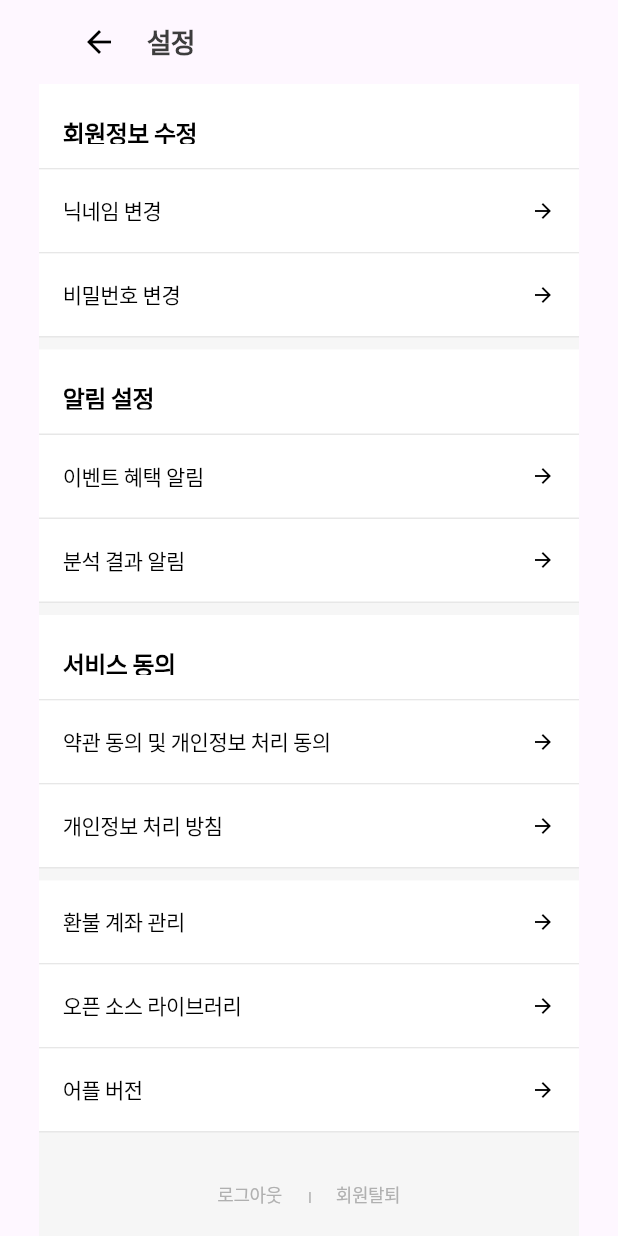
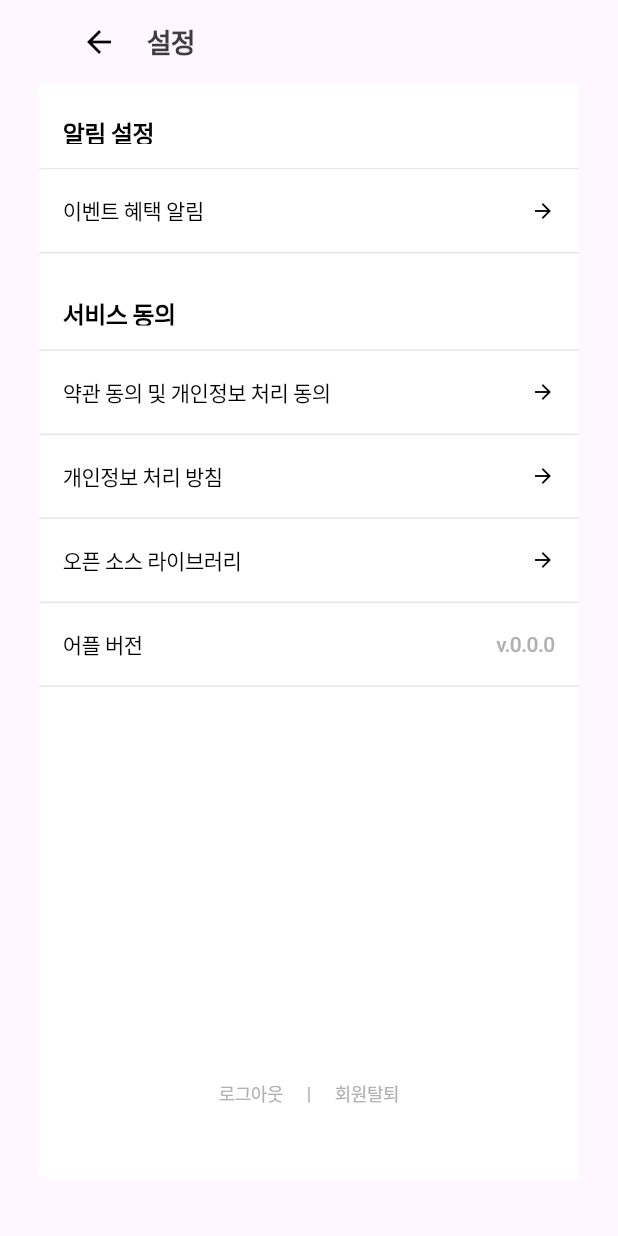
Before and after one commit to hdachan/kids_modir, a Flutter app: the Setting screen opened directly, on a phone screen of 412 x 824 dp. Run offline on Flutter 3.47's test engine with Material 3 defaults, Android fonts, the phone set to English and light mode, and no system bars; our stand-ins replace cloud_firestore, firebase_auth, firebase_core, firebase_storage, image_picker; missing offline and left inert: bootpay, dart:html; accounts and stored records are empty; Roboto replaces fonts that are missing (Pretendard); project files that could hold a hidden picture were left out.

Commit message:
20241127 황대찬 설정화면 완성

```diff
--- a/lib/setting.dart
+++ b/lib/setting.dart
@@ -1,5 +1,8 @@
 import 'package:flutter/material.dart';
+import 'package:flutter/material.dart';
+import 'package:firebase_auth/firebase_auth.dart';
 
+import 'Login.dart';
 
 void main() {
   runApp(MaterialApp(
@@ -22,41 +25,57 @@ class _SettingState extends State<Setting> {
         child: Center(
           child: Container(
             width: 360,
-            color:Color(0xFFF6F6F6),
+            color:Colors.white,
             child: Column(
               children: [
-                memberInfoEditWidget('회원정보 수정'),
-                memberInfoEditWidget2('닉네임 변경', () {}),
-                memberInfoEditWidget2('비밀번호 변경', () {}),
-                SizedBox(height: 8),
                 memberInfoEditWidget('알림 설정'),
                 memberInfoEditWidget2('이벤트 혜택 알림', () {}),
-                memberInfoEditWidget2('분석 결과 알림', () {}),
                 SizedBox(height: 8),
                 memberInfoEditWidget('서비스 동의'),
                 memberInfoEditWidget2('약관 동의 및 개인정보 처리 동의', () {}),
                 memberInfoEditWidget2('개인정보 처리 방침', () {}),
-                SizedBox(height: 8),
-                memberInfoEditWidget2('환불 계좌 관리', () {}),
                 memberInfoEditWidget2('오픈 소스 라이브러리', () {}),
-                memberInfoEditWidget2('어플 버전', () {}),
-                Container(
+                memberInfoEditWidget3('어플 버전', () {}),
+                SizedBox(height: 230),
+
+                logoutAndWithdrawalWidget(context, () {
+                  // 회원탈퇴 기능을 추가하세요.
+                }),
+
+
+              ],
+            ),
+          ),
+        ),
+      ),
+    );
+  }
+
+
+}
+
+
+//로그아웃,회원탈퇴
+Widget logoutAndWithdrawalWidget(BuildContext context, VoidCallback onWithdrawalTap) {
+  return Container(
     width: 360,
     height: 98,
-                  padding: EdgeInsets.only(top: 32,left: 16,right: 16,bottom: 48),
+    padding: EdgeInsets.only(top: 32, left: 16, right: 16, bottom: 48),
     child: Row(
       children: [
-                      Container(
-                        width: 146,
-                        height: 18,
+        Expanded(
           child: InkWell(
-                          onTap: () {
-                            // 여기에 로그아웃 기능을 추가하세요.
+            onTap: () async {
+              // Firebase Auth 로그아웃
+              await FirebaseAuth.instance.signOut();
+
+              // 로그인 화면으로 이동
+              Navigator.pushReplacement(
+                context,
+                MaterialPageRoute(builder: (context) => Login()), // Login 화면으로 이동
+              );
             },
-                          child: Row(
-                            mainAxisAlignment: MainAxisAlignment.end, // 오른쪽 정렬
-                            children: [
-                              Text(
+            child: Text(
               '로그아웃',
               textAlign: TextAlign.right,
               style: TextStyle(
@@ -68,17 +87,9 @@ class _SettingState extends State<Setting> {
                 letterSpacing: -0.30,
               ),
             ),
-                            ],
-                          ),
           ),
         ),
         SizedBox(width: 16),
-                      Container(
-                        width: 4,
-                        height: 12,
-                        child: Row(
-                          mainAxisAlignment: MainAxisAlignment.end, // 오른쪽 정렬
-                          children: [
         Text(
           '|',
           textAlign: TextAlign.right,
@@ -91,22 +102,13 @@ class _SettingState extends State<Setting> {
             letterSpacing: -0.30,
           ),
         ),
-                          ],
-                        ),
-                      ),
         SizedBox(width: 16),
-                      Container(
-                        width: 146,
-                        height: 18,
+        Expanded(
           child: InkWell(
-                          onTap: () {
-                          },
-                          child: Row(
-                            mainAxisAlignment: MainAxisAlignment.start, // 오른쪽 정렬
-                            children: [
-                              Text(
+            onTap: onWithdrawalTap,
+            child: Text(
               '회원탈퇴',
-                                textAlign: TextAlign.right,
+              textAlign: TextAlign.left,
               style: TextStyle(
                 color: Color(0xFFB0B0B0),
                 fontSize: 12,
@@ -116,21 +118,15 @@ class _SettingState extends State<Setting> {
                 letterSpacing: -0.30,
               ),
             ),
-                            ],
-                          ),
           ),
         ),
       ],
     ),
-                )
-              ],
-            ),
-          ),
-        ),
-      ),
   );
 }
 
+
+// 설정 타이틀
 Widget memberInfoEditWidget(String text) {
   return Container(
     width: 360,
@@ -156,6 +152,7 @@ class _SettingState extends State<Setting> {
   );
 }
 
+// 설정 부 타이틀
 Widget memberInfoEditWidget2(String text, VoidCallback onTap) {
   return InkWell(
     onTap: onTap,
@@ -202,7 +199,61 @@ class _SettingState extends State<Setting> {
     ),
   );
 }
+
+// 설정 어플 버전
+Widget memberInfoEditWidget3(String text, VoidCallback onTap) {
+  return InkWell(
+    onTap: onTap,
+    child: Container(
+      width: 360,
+      height: 56,
+      padding: EdgeInsets.only(
+        top: 12,
+        bottom: 12,
+        left: 16,
+        right: 16,
+      ),
+      decoration: BoxDecoration(
+        color: Colors.white, // 배경색 추가
+        border: Border(
+          bottom: BorderSide(
+            width: 1,
+            color: Color(0xFFE7E7E7), // 아래쪽 테두리 설정
+          ),
+        ),
+      ),
+      child: Row(
+        mainAxisAlignment: MainAxisAlignment.spaceBetween,
+        children: [
+          Text(
+            text,
+            style: TextStyle(
+              color: Colors.black,
+              fontSize: 14,
+              fontFamily: 'Pretendard',
+              fontWeight: FontWeight.w500,
+              height: 1.0,
+              letterSpacing: -0.35,
+            ),
+          ),
+          SizedBox(width: 8), // 텍스트와 버전 텍스트 사이의 간격
+          Text(
+            'v.0.0.0',
+            style: TextStyle(
+              color: Color(0xFFB0B0B0),
+              fontSize: 14,
+              fontFamily: 'Pretendard',
+              fontWeight: FontWeight.w500,
+              height: 1.0,
+              letterSpacing: -0.35,
+            ),
+          ),
+        ],
+      ),
+    ),
+  );
 }
+
 
 class MyProfileAppBar extends StatelessWidget implements PreferredSizeWidget {
   const MyProfileAppBar({Key? key}) : super(key: key);
```
Lines whose indentation alone changed are shown as unchanged.
